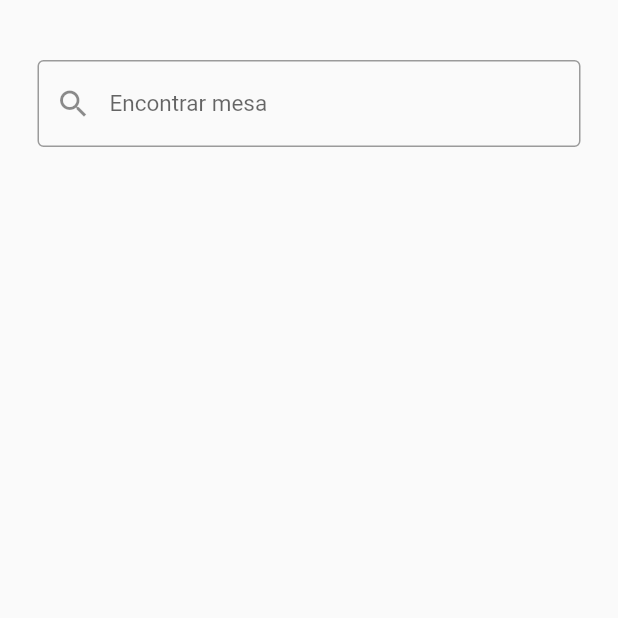
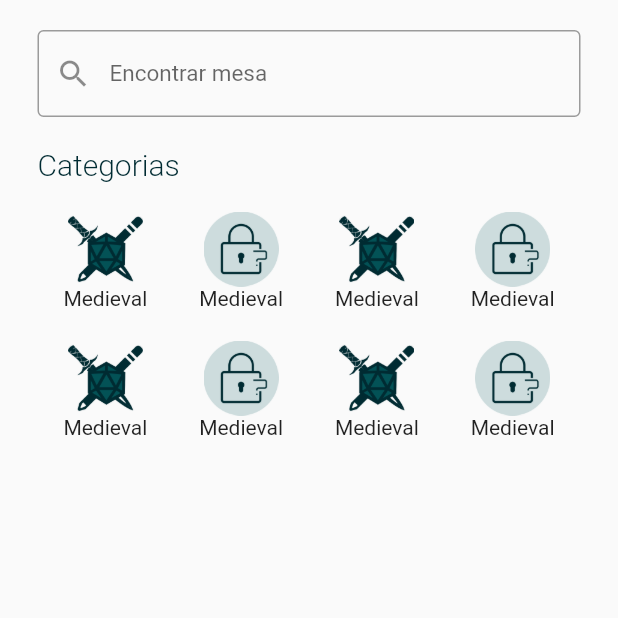
Before and after one commit to yuriyanguimaraes/fat-was, a Flutter app: the screen it shows after launch, on a phone screen of 412 x 824 dp, the top half of it. Run offline on Flutter 3.47's test engine with Material 2 defaults, Android fonts, the phone set to English and light mode, and no system bars.

Commit message:
categoria

```diff
--- a/lib/pages/home.dart
+++ b/lib/pages/home.dart
@@ -6,11 +6,8 @@ class Home extends StatelessWidget {
     return Scaffold(
       body: Container(
         padding: EdgeInsets.only(top: 20, left: 25, right: 25),
-        child: Column(
+        child: ListView(
           children: <Widget>[
-            SizedBox(
-              height: 20,
-            ),
             TextFormField(
               keyboardType: TextInputType.text,
               decoration: InputDecoration(
@@ -30,6 +27,135 @@ class Home extends StatelessWidget {
                 fontSize: 15,
               ),
             ),
+            SizedBox(
+              height: 20,
+            ),
+            Text(
+              "Categorias",
+              style: TextStyle(
+                color: Color(0xFF002B32),
+                fontWeight: FontWeight.w300,
+                fontSize: 20,
+              ),
+            ),
+            SizedBox(
+              height: 20,
+            ),
+            Row(
+              children: <Widget>[
+                Expanded(
+                  child: Image.asset(
+                    "assets/images/LogoFaT.png",
+                    height: 50,
+                  ),
+                ),
+                Expanded(
+                  child: Image.asset(
+                    "assets/images/esqueceu_a_senha.png",
+                    height: 50,
+                  ),
+                ),
+                Expanded(
+                  child: Image.asset(
+                    "assets/images/LogoFaT.png",
+                    height: 50,
+                  ),
+                ),
+                Expanded(
+                  child: Image.asset(
+                    "assets/images/esqueceu_a_senha.png",
+                    height: 50,
+                  ),
+                ),
+              ],
+            ),
+            Row(
+              children: <Widget>[
+                Expanded(
+                  child: Text(
+                    "Medieval",
+                    textAlign: TextAlign.center,
+                  ),
+                ),
+                Expanded(
+                  child: Text(
+                    "Medieval",
+                    textAlign: TextAlign.center,
+                  ),
+                ),
+                Expanded(
+                  child: Text(
+                    "Medieval",
+                    textAlign: TextAlign.center,
+                  ),
+                ),
+                Expanded(
+                  child: Text(
+                    "Medieval",
+                    textAlign: TextAlign.center,
+                  ),
+                ),
+              ],
+            ),
+            SizedBox(
+              height: 20,
+            ),
+            Row(
+              children: <Widget>[
+                Expanded(
+                  child: Image.asset(
+                    "assets/images/LogoFaT.png",
+                    height: 50,
+                  ),
+                ),
+                Expanded(
+                  child: Image.asset(
+                    "assets/images/esqueceu_a_senha.png",
+                    height: 50,
+                  ),
+                ),
+                Expanded(
+                  child: Image.asset(
+                    "assets/images/LogoFaT.png",
+                    height: 50,
+                  ),
+                ),
+                Expanded(
+                  child: Image.asset(
+                    "assets/images/esqueceu_a_senha.png",
+                    height: 50,
+                  ),
+                ),
+              ],
+            ),
+            Row(
+              children: <Widget>[
+                Expanded(
+                  child: Text(
+                    "Medieval",
+                    textAlign: TextAlign.center,
+                  ),
+                ),
+                Expanded(
+                  child: Text(
+                    "Medieval",
+                    textAlign: TextAlign.center,
+                  ),
+                ),
+                Expanded(
+                  child: Text(
+                    "Medieval",
+                    textAlign: TextAlign.center,
+                  ),
+                ),
+                Expanded(
+                  child: Text(
+                    "Medieval",
+                    textAlign: TextAlign.center,
+                  ),
+                ),
+              ],
+            ),
           ],
         ),
       ),
```
